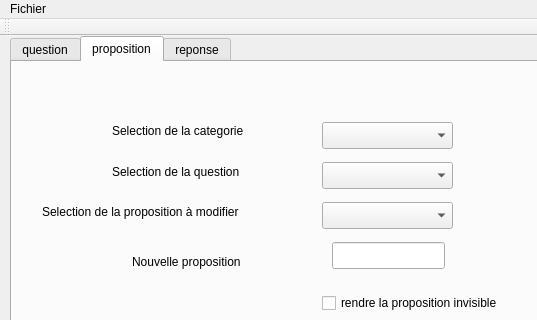
This is QT/projet/mainwindow.ui in lemoine20/burgerquiz as Qt 5 draws it before an edit; both pictures show x 0 to 537 and y 0 to 320 of the 618 by 409 pixel window. The edited form follows.
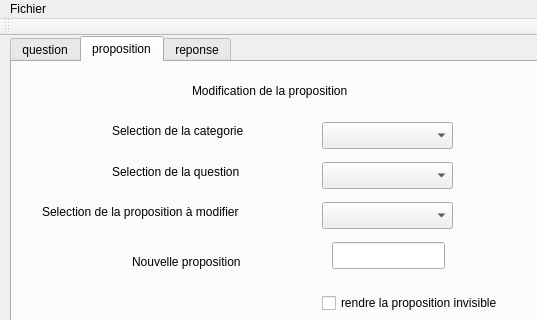
This is the edited form. The open tabs and pages were chosen to show the change.

```diff
--- a/QT/projet/mainwindow.ui
+++ b/QT/projet/mainwindow.ui
@@ -1102,6 +1102,19 @@
          <string>Nouvelle proposition</string>
         </property>
        </widget>
+       <widget class="QLabel" name="label_29">
+        <property name="geometry">
+         <rect>
+          <x>180</x>
+          <y>20</y>
+          <width>211</width>
+          <height>17</height>
+         </rect>
+        </property>
+        <property name="text">
+         <string>Modification de la proposition</string>
+        </property>
+       </widget>
       </widget>
       <widget class="QWidget" name="tab_2">
        <attribute name="title">
```
Left out of the diff: 6 changed lines with no effect on the pictures.
